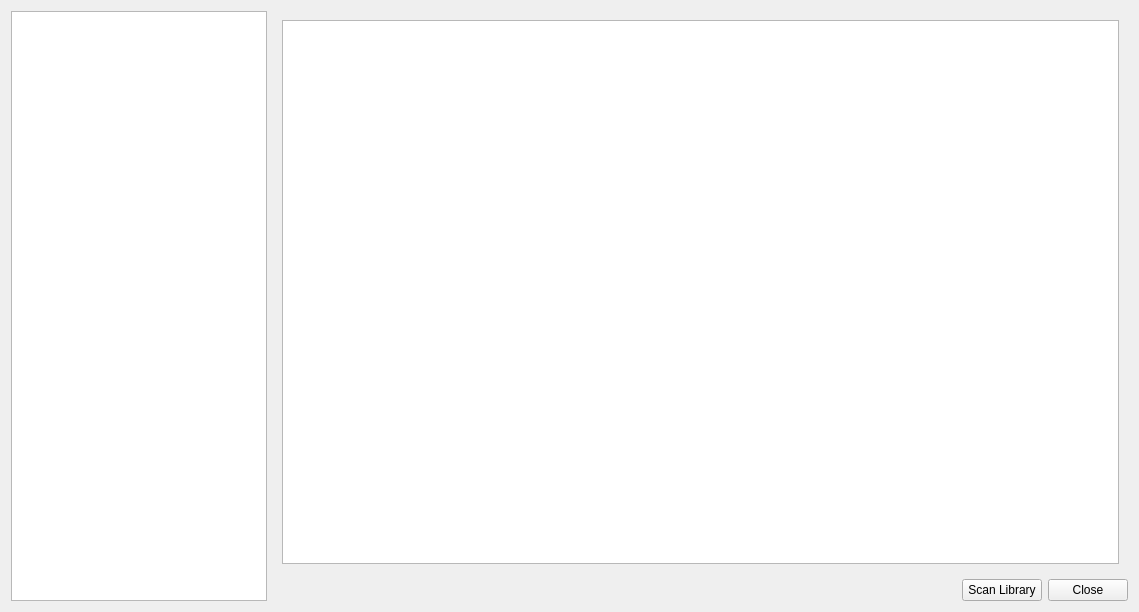
BasioMeusPuga/Lector, file lector/resources/raw/settings.ui: the form before one commit.
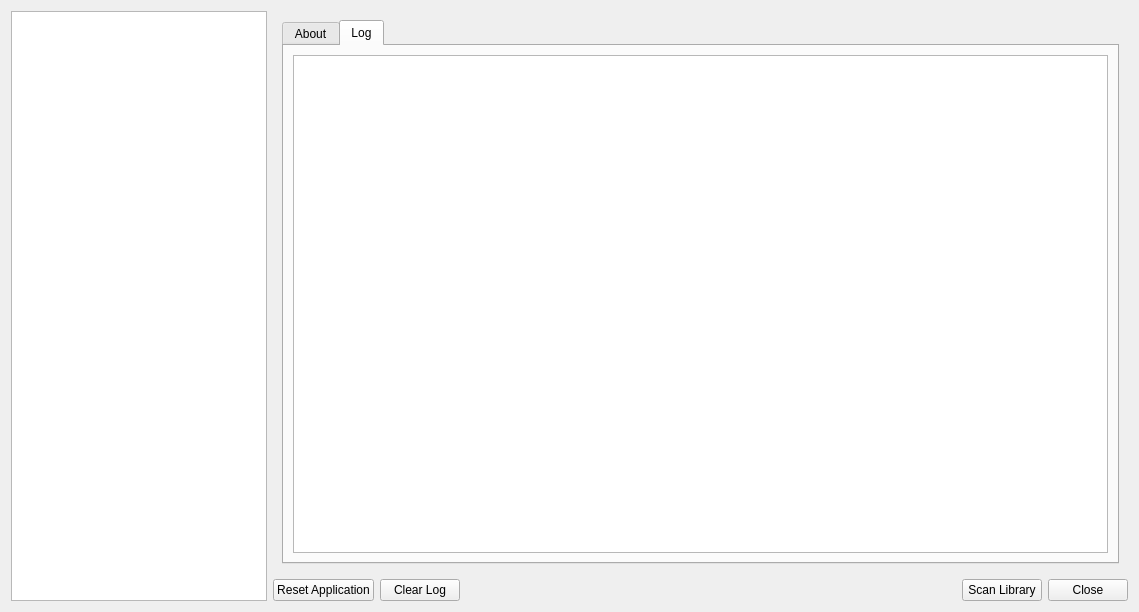
The form after the commit. The open tabs and pages were chosen to show the change. Custom widgets are drawn as their Qt base class.

Commit message: Error notifications In application log viewer / database reset Cleanup settings navigation

```diff
--- a/lector/resources/raw/settings.ui
+++ b/lector/resources/raw/settings.ui
@@ -610,6 +610,16 @@
         </layout>
        </widget>
        <widget class="QWidget" name="aboutPage">
+        <layout class="QGridLayout" name="gridLayout_9">
+         <item row="0" column="0">
+          <widget class="QTabWidget" name="aboutTabWidget">
+           <property name="currentIndex">
+            <number>0</number>
+           </property>
+           <widget class="QWidget" name="aboutTab">
+            <attribute name="title">
+             <string>About</string>
+            </attribute>
         <layout class="QGridLayout" name="gridLayout_6">
          <item row="0" column="0">
           <widget class="QTextBrowser" name="aboutBox">
@@ -623,10 +633,38 @@
          </item>
         </layout>
        </widget>
+           <widget class="QWidget" name="logTab">
+            <attribute name="title">
+             <string>Log</string>
+            </attribute>
+            <layout class="QGridLayout" name="gridLayout_10">
+             <item row="0" column="0">
+              <widget class="QPlainTextEdit" name="logBox"/>
+             </item>
+            </layout>
+           </widget>
+          </widget>
+         </item>
+        </layout>
+       </widget>
       </widget>
      </item>
      <item>
       <layout class="QHBoxLayout" name="horizontalLayout_10">
+       <item>
+        <widget class="QPushButton" name="resetButton">
+         <property name="text">
+          <string>Reset Application</string>
+         </property>
+        </widget>
+       </item>
+       <item>
+        <widget class="QPushButton" name="clearLogButton">
+         <property name="text">
+          <string>Clear Log</string>
+         </property>
+        </widget>
+       </item>
        <item>
         <spacer name="horizontalSpacer">
          <property name="orientation">
@@ -660,6 +698,13 @@
    </item>
   </layout>
  </widget>
+ <customwidgets>
+  <customwidget>
+   <class>SaysHelloWhenClicked</class>
+   <extends>QListView</extends>
+   <header>lector.widgets</header>
+  </customwidget>
+ </customwidgets>
  <resources/>
  <connections/>
 </ui>
```
Left out of the diff: 2 changed lines with no effect on the pictures. Lines whose indentation alone changed are shown as unchanged. The commit also changes 11 other files.
